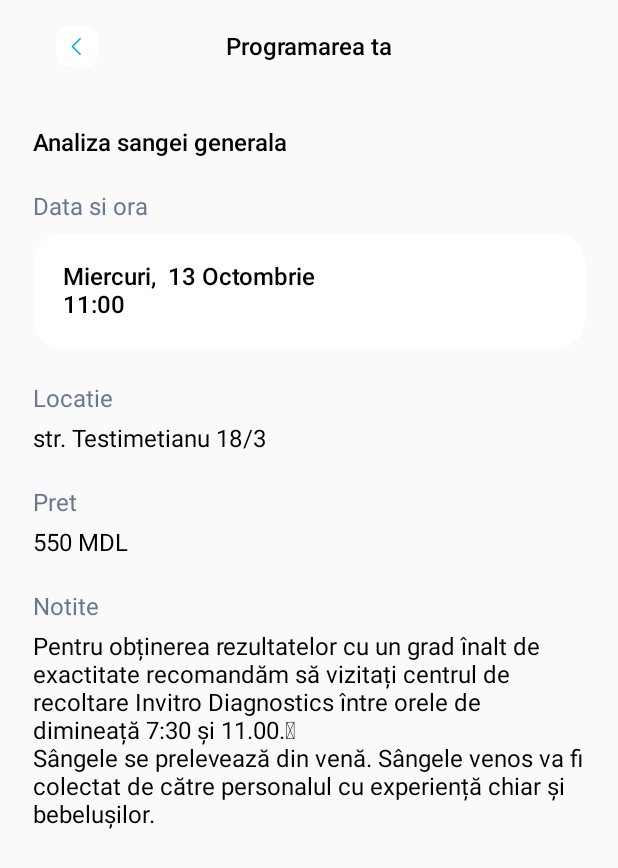
After one commit to The-Noughty-Fox/gigahack-health-native, an Android app built with Jetpack Compose: the composable AppointmentProgramPage shown on its own in the app's theme, on a phone screen of 412 x 824 dp. The commit adds this screen. Shown: the top 868 px of the screen. Run offline under Robolectric (Android 15) with nearby library versions, the phone set to English and light mode, and no system bars; our stand-ins replace constraintlayout-compose.

Commit message:
android: impl appointment

```diff
--- a/android/app/build.gradle.kts
+++ b/android/app/build.gradle.kts
@@ -96,7 +96,7 @@ dependencies {
     implementation(libs.androidx.material3)
 
     //ConstraintLayout
-    implementation (libs.androidx.constraintlayout.compose)
+    implementation(libs.androidx.constraintlayout.compose)
 
     //Coroutines
     implementation(libs.coroutines.core)
@@ -130,6 +130,9 @@ dependencies {
     //Health
     implementation(libs.androidx.connect.client)
 
+    implementation("org.jetbrains.kotlinx:kotlinx-collections-immutable:0.3.5")
+    implementation("com.kizitonwose.calendar:compose:2.6.0")
+
     testImplementation(libs.junit)
     androidTestImplementation(libs.androidx.junit)
     androidTestImplementation(libs.androidx.espresso.core)
--- /dev/null
+++ b/android/app/src/main/java/com/thenoughtyfox/gigahackhealth/ui/appointment/AppointmentProgramPage.kt
@@ -0,0 +1,155 @@
+package com.thenoughtyfox.gigahackhealth.ui.appointment
+
+import androidx.compose.foundation.Image
+import androidx.compose.foundation.background
+import androidx.compose.foundation.clickable
+import androidx.compose.foundation.layout.Column
+import androidx.compose.foundation.layout.fillMaxSize
+import androidx.compose.foundation.layout.fillMaxWidth
+import androidx.compose.foundation.layout.padding
+import androidx.compose.foundation.layout.size
+import androidx.compose.foundation.rememberScrollState
+import androidx.compose.foundation.shape.RoundedCornerShape
+import androidx.compose.foundation.verticalScroll
+import androidx.compose.material3.Text
+import androidx.compose.runtime.Composable
+import androidx.compose.ui.Modifier
+import androidx.compose.ui.graphics.Color
+import androidx.compose.ui.res.colorResource
+import androidx.compose.ui.res.painterResource
+import androidx.compose.ui.text.TextStyle
+import androidx.compose.ui.text.font.FontWeight
+import androidx.compose.ui.tooling.preview.Preview
+import androidx.compose.ui.unit.dp
+import androidx.compose.ui.unit.sp
+import com.thenoughtyfox.gigahackhealth.R
+import com.thenoughtyfox.gigahackhealth.ui.theme.GigahackHealthTheme
+import com.thenoughtyfox.gigahackhealth.ui.view.TopBar
+
+@Composable
+fun AppointmentProgramPage(onBackPressed: ()->Unit) {
+    Column(
+        modifier = Modifier
+            .fillMaxSize()
+            .background(colorResource(id = R.color.gray_100))
+            .padding(horizontal = 22.dp)
+            .verticalScroll(rememberScrollState())
+    ) {
+        TopBar(
+            titleText = "Programarea ta",
+            leftItem = {
+                Image(
+                    painter = painterResource(R.drawable.ic_left),
+                    contentDescription = null,
+                    modifier = Modifier.size(62.dp).clickable { onBackPressed.invoke() }
+                )
+            })
+
+        Text(
+            text = "Analiza sangei generala",
+            style = TextStyle(
+                fontSize = 16.sp,
+                fontWeight = FontWeight(600),
+                color = Color.Black
+            ),
+            modifier = Modifier.padding(top = 24.dp)
+        )
+
+        Text(
+            text = "Data si ora",
+            style = TextStyle(
+                fontSize = 16.sp,
+                color = colorResource(R.color.shadow_blue)
+            ),
+            modifier = Modifier.padding(top = 24.dp)
+        )
+
+        Column(
+            modifier = Modifier
+                .padding(top = 8.dp)
+                .fillMaxWidth()
+                .background(
+                    color = Color.White,
+                    shape = RoundedCornerShape(20.dp)
+                )
+                .padding(20.dp)
+        ) {
+            Text(
+                "Miercuri,  13 Octombrie\n11:00",
+                style = TextStyle(
+                    color = Color.Black,
+                    fontWeight = FontWeight(600),
+                    fontSize = 16.sp
+                ),
+            )
+        }
+
+        Text(
+            text = "Locatie",
+            style = TextStyle(
+                fontSize = 16.sp,
+                color = colorResource(R.color.shadow_blue)
+            ),
+            modifier = Modifier.padding(top = 24.dp)
+        )
+
+        Text(
+            text = "str. Testimetianu 18/3",
+            style = TextStyle(
+                fontSize = 16.sp,
+                color = Color.Black,
+                fontWeight = FontWeight(400),
+            ),
+            modifier = Modifier.padding(top = 8.dp)
+        )
+
+        Text(
+            text = "Pret",
+            style = TextStyle(
+                fontSize = 16.sp,
+                color = colorResource(R.color.shadow_blue)
+            ),
+            modifier = Modifier.padding(top = 24.dp)
+        )
+
+        Text(
+            text = "550 MDL",
+            style = TextStyle(
+                fontSize = 16.sp,
+                color = Color.Black,
+                fontWeight = FontWeight(400),
+            ),
+            modifier = Modifier.padding(top = 8.dp)
+        )
+
+
+        Text(
+            text = "Notite",
+            style = TextStyle(
+                fontSize = 16.sp,
+                color = colorResource(R.color.shadow_blue)
+            ),
+            modifier = Modifier.padding(top = 24.dp)
+        )
+
+        Text(
+            text = "Pentru obținerea rezultatelor cu un grad înalt de exactitate recomandăm să vizitați centrul de recoltare Invitro Diagnostics între orele de dimineață 7:30 și 11.00.\u2028\n" +
+                    "Sângele se prelevează din venă. Sângele venos va fi colectat de către personalul cu experiență chiar și bebelușilor.",
+            style = TextStyle(
+                fontSize = 16.sp,
+                color = Color.Black,
+                fontWeight = FontWeight(400),
+            ),
+            modifier = Modifier.padding(top = 8.dp)
+        )
+
+    }
+}
+
+@Preview
+@Composable
+fun Preview() {
+    GigahackHealthTheme {
+        AppointmentProgramPage({})
+    }
+}
--- a/android/app/src/main/res/values/colors.xml
+++ b/android/app/src/main/res/values/colors.xml
@@ -15,6 +15,8 @@
     <color name="light_blue">#E8F0FF</color>
     <color name="blue_700">#1987FF</color>
     <color name="gray_100">#FAFAFA</color>
+    <color name="gray_200">#E0E3EA</color>
+    <color name="gray_300">#C3C3C3</color>
     <color name="green_transparent">#1A52D22E</color>
     <color name="shadow_blue">#6A788E</color>
 </resources>
```
Also changed, not shown: android/app/src/main/java/com/thenoughtyfox/gigahackhealth/navigation/AppointmentGraph.kt (+42 -11 lines), android/app/src/main/java/com/thenoughtyfox/gigahackhealth/ui/appointment/AppointmentCalendarPage.kt (added, +237 -0 lines), android/app/src/main/java/com/thenoughtyfox/gigahackhealth/ui/appointment/AppointmentInfoPage.kt (renamed from android/app/src/main/java/com/thenoughtyfox/gigahackhealth/ui/appointment/AppointmentListPage.kt, +24 -9 lines), android/app/src/main/java/com/thenoughtyfox/gigahackhealth/ui/view/CalendarView.kt (added, +172 -0 lines).
